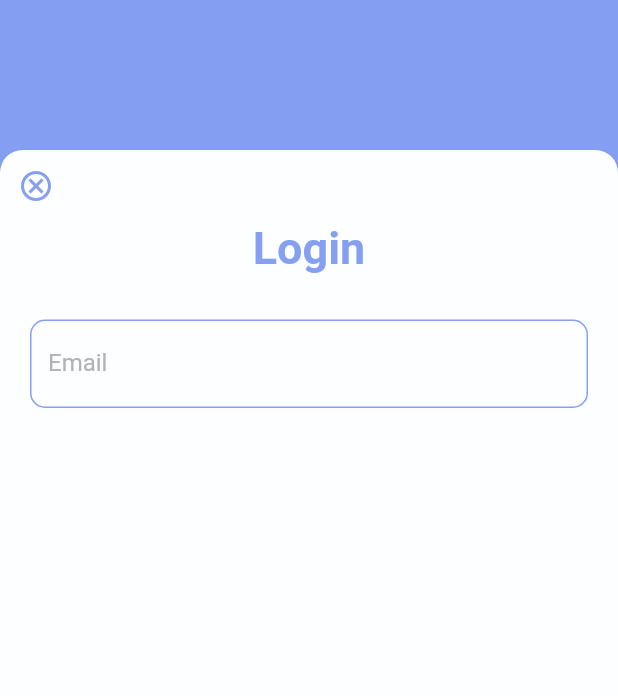
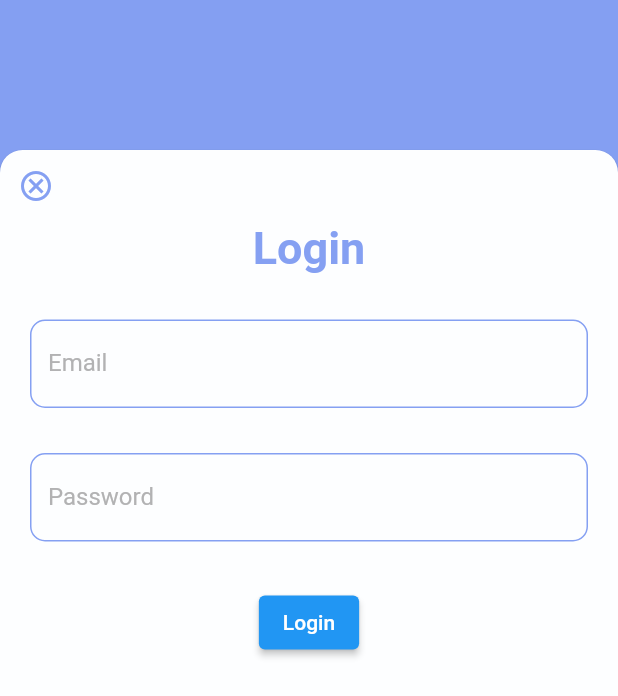
Before and after one commit to shreya2057/QuotesApp, a Flutter app: the screen it shows after launch, after a tap on "Next", on a phone screen of 412 x 824 dp. Shown: the top 696 px of the screen. Run offline on Flutter 3.47's test engine with Material 2 defaults, Android fonts, the phone set to English and light mode, and no system bars.

Commit message:
Login Screen

```diff
--- /dev/null
+++ b/lib/components/text_field.dart
@@ -0,0 +1,23 @@
+import 'package:flutter/material.dart';
+import 'package:quotesapp/styles/decorations.dart';
+
+class TextBox extends StatelessWidget {
+  const TextBox({Key? key, required this.label}) : super(key: key);
+
+  final String label;
+
+  @override
+  Widget build(BuildContext context) {
+    final currentLabel = label;
+    return Padding(
+        padding: const EdgeInsets.only(left: 20.0, right: 20, top: 30),
+        child: TextField(
+          decoration: InputDecoration(
+              labelText: currentLabel,
+              labelStyle:
+                  const TextStyle(color: Color.fromARGB(235, 172, 172, 173)),
+              focusedBorder: authTextField,
+              enabledBorder: authTextField),
+        ));
+  }
+}
--- a/lib/screens/login.dart
+++ b/lib/screens/login.dart
@@ -1,4 +1,5 @@
 import 'package:flutter/material.dart';
+import '../components/text_field.dart';
 
 class LoginScreen extends StatelessWidget {
   const LoginScreen({super.key});
@@ -43,30 +44,18 @@ class LoginScreen extends StatelessWidget {
                         fontWeight: FontWeight.bold,
                         color: Color.fromARGB(236, 123, 152, 241)),
                   )),
-                  const Padding(
-                      padding:
-                          EdgeInsets.symmetric(horizontal: 20.0, vertical: 30),
-                      child: TextField(
-                        decoration: InputDecoration(
-                          labelText: "Email",
-                          labelStyle: TextStyle(
-                              color: Color.fromARGB(235, 172, 172, 173)),
-                          focusedBorder: OutlineInputBorder(
-                            borderSide: BorderSide(
-                              style: BorderStyle.solid,
-                              color: Color.fromARGB(236, 123, 152, 241),
-                            ),
-                            borderRadius: BorderRadius.all(Radius.circular(10)),
-                          ),
-                          enabledBorder: OutlineInputBorder(
-                            borderSide: BorderSide(
-                              style: BorderStyle.solid,
-                              color: Color.fromARGB(236, 123, 152, 241),
-                            ),
-                            borderRadius: BorderRadius.all(Radius.circular(10)),
-                          ),
-                        ),
-                      ))
+                  const TextBox(
+                    label: "Email",
+                  ),
+                  const TextBox(
+                    label: "Password",
+                  ),
+                  Center(
+                      child: Padding(
+                    padding: const EdgeInsets.all(30.0),
+                    child: ElevatedButton(
+                        onPressed: () {}, child: const Text("Login")),
+                  ))
                 ],
               ),
             )
--- /dev/null
+++ b/lib/styles/decorations.dart
@@ -0,0 +1,9 @@
+import 'package:flutter/material.dart';
+
+const authTextField = OutlineInputBorder(
+  borderSide: BorderSide(
+    style: BorderStyle.solid,
+    color: Color.fromARGB(236, 123, 152, 241),
+  ),
+  borderRadius: BorderRadius.all(Radius.circular(10)),
+);
```
